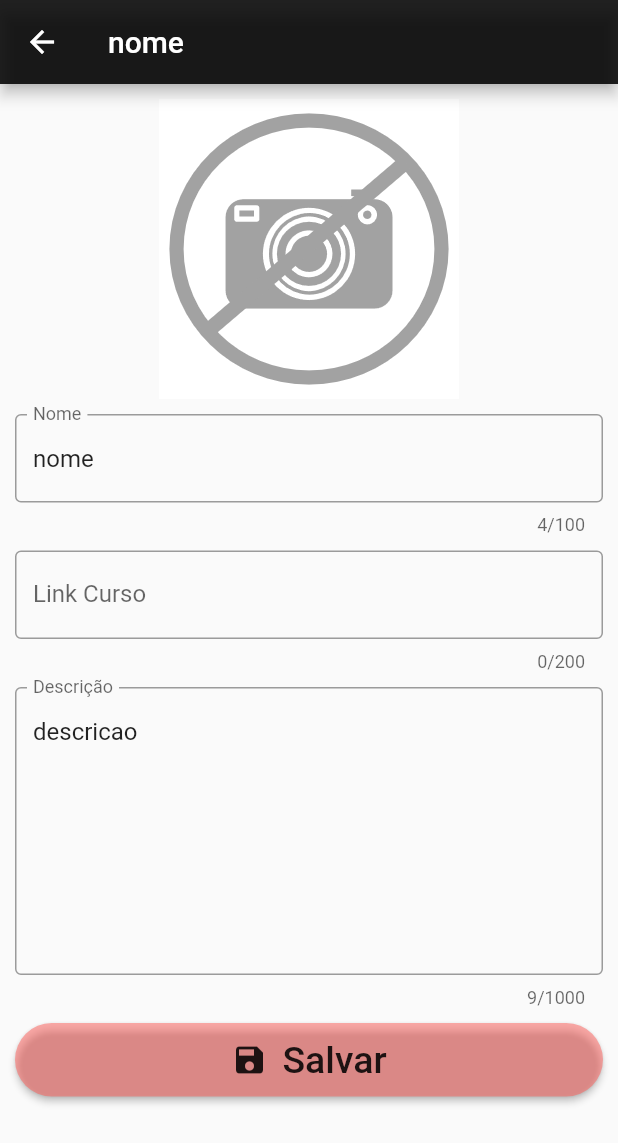
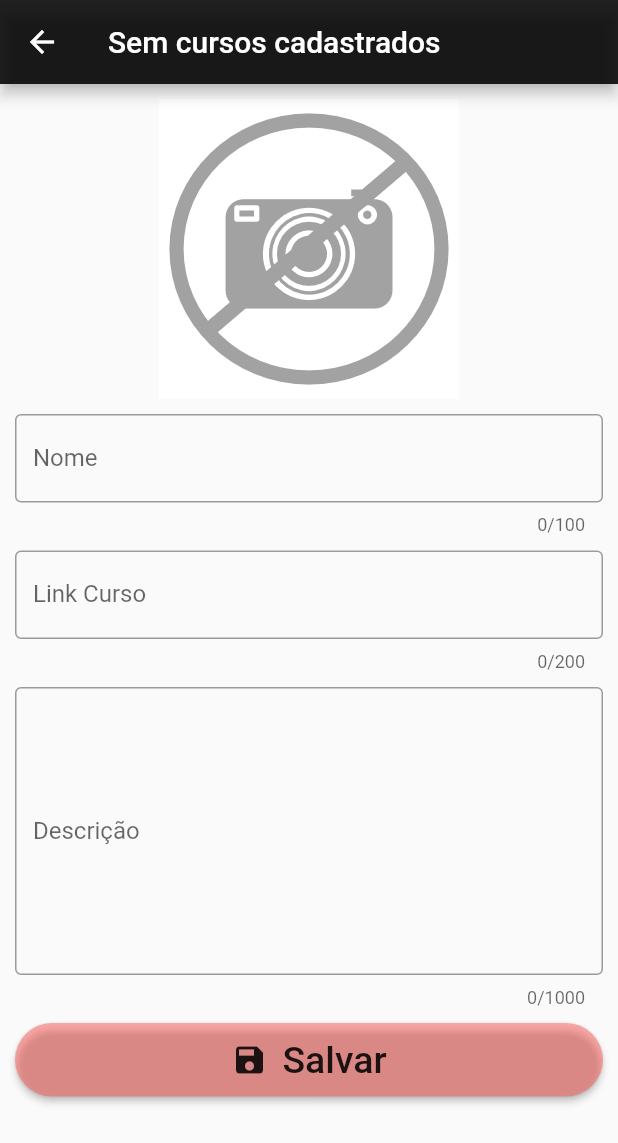
Before and after one commit to nava128/CursosUI, a Flutter app: the CursoPage screen opened by its route, on a phone screen of 412 x 824 dp. Shown: the top 1143 px of the screen. Run offline on Flutter 3.47's test engine with Material 2 defaults, Android fonts, the phone set to English and light mode, and no system bars; our stand-ins replace flutter_mobx, flutter_modular, flutter_slidable, form_field_validator, image_picker, mobx and 3 more; accounts and stored records are empty; generated files the repository leaves out were written again.

Commit message:
Ajustando null safety ajuda academia do flutter

```diff
--- a/meu_cronograma/lib/app/modules/curso/curso_form.dart
+++ b/meu_cronograma/lib/app/modules/curso/curso_form.dart
@@ -11,9 +11,9 @@ import '../../app_widget.dart';
 import '../../domain/curso_model.dart';
 
 class CursoForm extends StatefulWidget {
-  final CursoModel? curso;
+  final CursoModel curso;
 
-  CursoForm({Key? key, this.curso}) : super(key: key);
+  CursoForm({Key? key, required this.curso}) : super(key: key);
 
   @override
   _CursoFormState createState() => _CursoFormState();
@@ -51,15 +51,14 @@ class _CursoFormState extends State<CursoForm> {
                         child: Container(
                             height: 200,
                             width: 200,
-                            child: widget.curso?.logoImage ??
-                                Image.asset("assets/images/camera-empty.png")),
+                            child: widget.curso.logoImage),
                       ))),
             ),
             Observer(
                 builder: (_) => TextFormField(
                       validator: textValidator(),
                       onChanged: updateNome,
-                      initialValue: widget.curso?.nome,
+                      initialValue: widget.curso.nome,
                       decoration: const InputDecoration(
                           border: OutlineInputBorder(), labelText: "Nome"),
                       maxLength: 100,
@@ -67,7 +66,7 @@ class _CursoFormState extends State<CursoForm> {
             Observer(
                 builder: (_) => TextFormField(
                       onChanged: updateLink,
-                      initialValue: widget.curso?.link,
+                      initialValue: widget.curso.link,
                       decoration: const InputDecoration(
                           border: OutlineInputBorder(),
                           labelText: "Link Curso"),
@@ -77,7 +76,7 @@ class _CursoFormState extends State<CursoForm> {
                 builder: (_) => TextFormField(
                       validator: textValidator(),
                       onChanged: updateDescricao,
-                      initialValue: widget.curso?.descricao,
+                      initialValue: widget.curso.descricao,
                       decoration: const InputDecoration(
                           border: OutlineInputBorder(), labelText: "Descrição"),
                       keyboardType: TextInputType.multiline,
@@ -93,9 +92,10 @@ class _CursoFormState extends State<CursoForm> {
                         borderRadius: BorderRadius.circular(30.0)),
                     onPressed: () {
                       if (_formKey.currentState!.validate()) {
-                        print(_formKey.currentState!.validate());
                         print(widget.curso);
-                        _cursoRepository.save(widget.curso!);
+
+                        _cursoRepository.save(widget.curso);
+
                         Navigator.of(context)
                             .pushNamedAndRemoveUntil("/", (_) => false);
                       }
@@ -127,21 +127,21 @@ class _CursoFormState extends State<CursoForm> {
   void updateImage() async {
     final pickedFile = await picker.pickImage(source: ImageSource.gallery);
     if (pickedFile != null) {
-      widget.curso?.imagePath = pickedFile.path;
-      widget.curso?.setLogoImage(Image.file(File(pickedFile.path)));
+      widget.curso.imagePath = pickedFile.path;
+      widget.curso.setLogoImage(Image.file(File(pickedFile.path)));
     }
   }
 
   void updateNome(nome) {
-    widget.curso?.setNome(nome);
+    widget.curso.setNome(nome);
   }
 
   void updateLink(link) {
-    widget.curso?.setLink(link);
+    widget.curso.setLink(link);
   }
 
   void updateDescricao(descricao) {
-    widget.curso?.setDescricao(descricao);
+    widget.curso.setDescricao(descricao);
   }
 
   FieldValidator textValidator() {
--- a/meu_cronograma/lib/app/modules/curso/curso_page.dart
+++ b/meu_cronograma/lib/app/modules/curso/curso_page.dart
@@ -15,8 +15,9 @@ class CursoPage extends StatefulWidget {
 
 class CursoPageState extends State<CursoPage> {
   final CursoStore store = Modular.get();
-  final CursoModel curso =
-      CursoModel(id: 0, nome: "nome", descricao: "descricao");
+  CursoModel? curso;
+  // final CursoModel curso =
+  //     CursoModel(id: 0, nome: "nome", descricao: "descricao");
 
   @override
   Widget build(BuildContext context) {
@@ -25,8 +26,9 @@ class CursoPageState extends State<CursoPage> {
           title: Observer(
               builder: (_) => curso == null
                   ? const Text('Sem cursos cadastrados')
-                  : Text(curso.nome))),
-      body: SingleChildScrollView(child: CursoForm(curso: curso)),
+                  : Text(curso!.nome))),
+      body: SingleChildScrollView(
+          child: CursoForm(curso: curso ?? CursoModel.empty())),
     );
   }
 }
```
